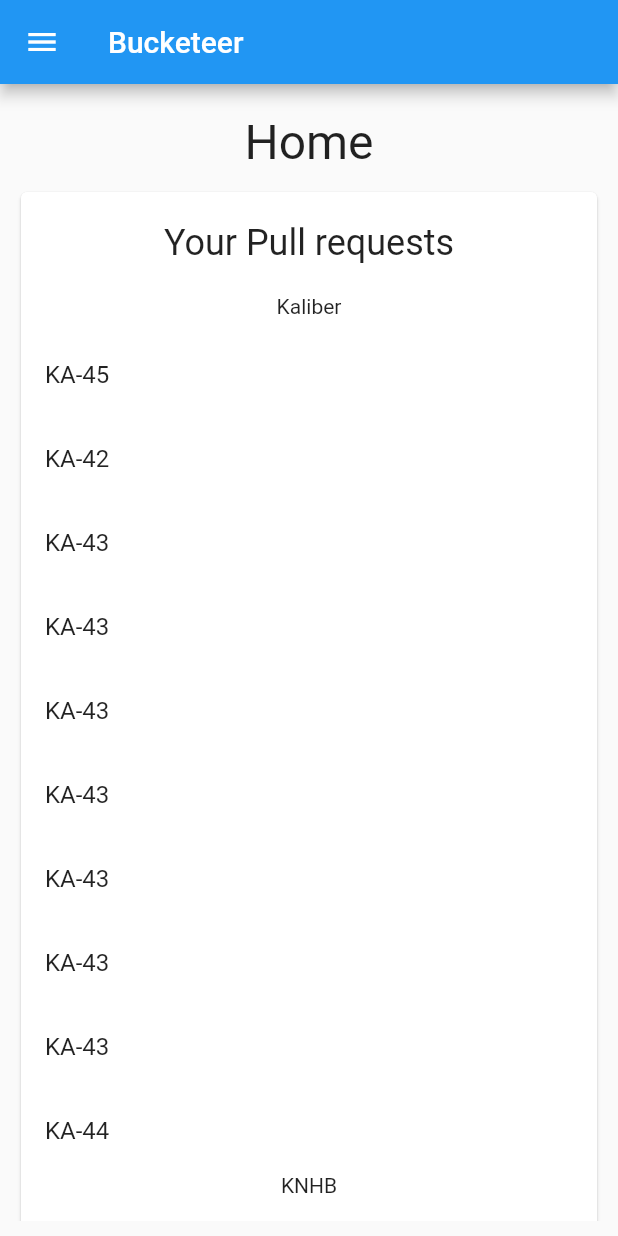
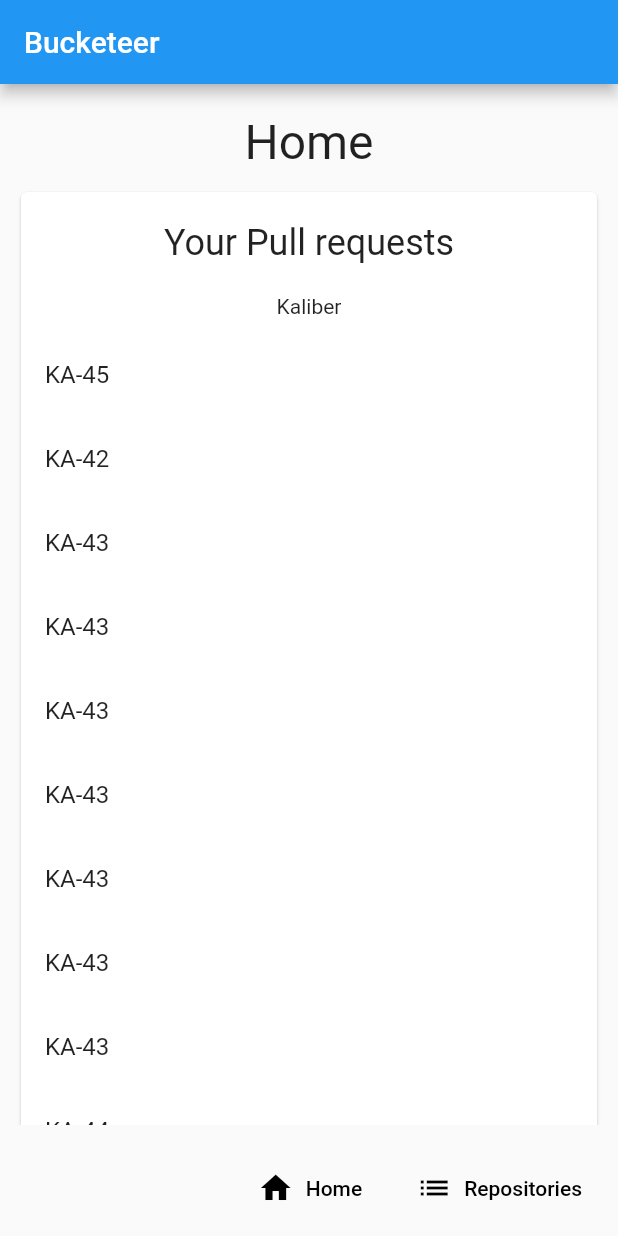
Before and after one commit to jordyvandomselaar/bitbucket-app, a Flutter app: the screen it shows after launch, on a phone screen of 412 x 824 dp. Run offline on Flutter 3.47's test engine with Material 2 defaults, Android fonts, the phone set to English and light mode, and no system bars.

```diff
--- a/lib/src/components/layouts/main.dart
+++ b/lib/src/components/layouts/main.dart
@@ -16,28 +16,25 @@ class Main extends StatelessWidget {
       appBar: new AppBar(
         title: new Text("Bucketeer"),
       ),
-      drawer: new Container(
-        color: Theme
-            .of(context)
-            .backgroundColor,
-        width: mediaQuery.size.width / 2,
-        child: new ListView(
-          children: <Widget>[
-            new ListTile(
-                title: new Text("Home"),
-                onTap: () => Navigator.pushNamed(context, "/")
-            ),
-            new ListTile(
-                title: new Text("Repositories"),
-                onTap: () => Navigator.pushNamed(context, "/repositories")
-            )
-          ],
-        ),
-      ),
       body: new Container(
         child: this.body,
         padding: const EdgeInsets.all(10.0),
       ),
+
+      bottomNavigationBar: new ButtonBar(
+        children: <Widget>[
+          new FlatButton.icon(
+            icon: new Icon(Icons.home),
+            onPressed: () => Navigator.pushNamed(context, "/"),
+            label: new Text("Home"),
+          ),
+          new FlatButton.icon(
+              onPressed: () => Navigator.pushNamed(context, "/repositories"),
+              icon: new Icon(Icons.list),
+              label: new Text("Repositories")
+          )
+        ],
+      ),
     );
   }
 }
```
Also changed, not shown: lib/src/entities/repository.dart (deleted).
